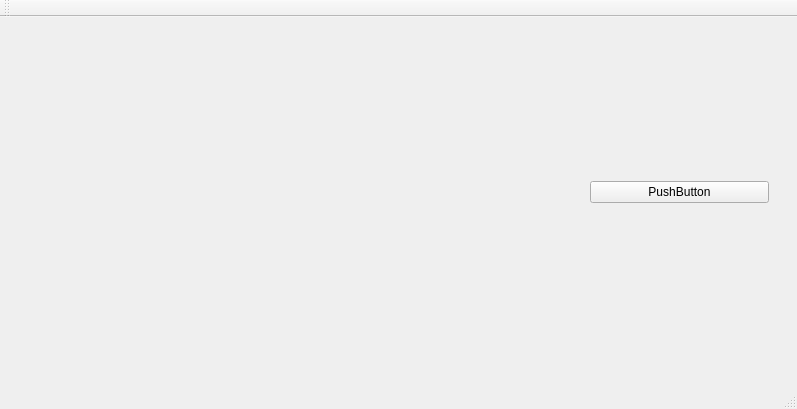
Before: the Qt Designer form parkinglot.ui in PJYGit/ParkingLot, drawn with Qt 5.
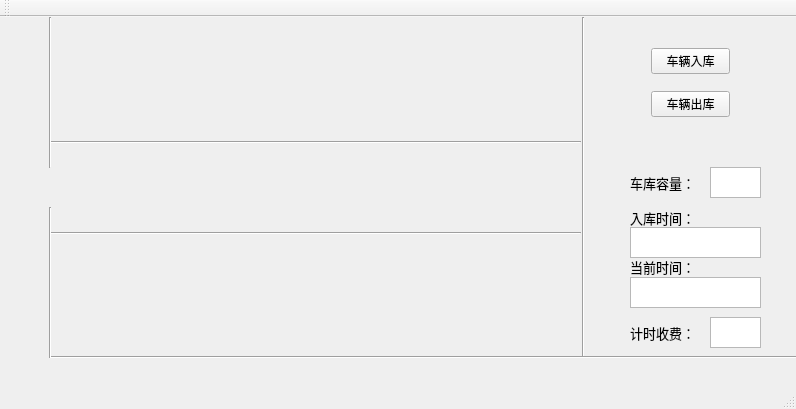
After: the same form once the commit is applied.

```diff
--- a/parkinglot.ui
+++ b/parkinglot.ui
@@ -6,7 +6,7 @@
    <rect>
     <x>0</x>
     <y>0</y>
-    <width>797</width>
+    <width>796</width>
     <height>409</height>
    </rect>
   </property>
@@ -17,9 +17,9 @@
    <widget class="QWidget" name="horizontalLayoutWidget">
     <property name="geometry">
      <rect>
-      <x>10</x>
+      <x>60</x>
       <y>10</y>
-      <width>551</width>
+      <width>501</width>
       <height>111</height>
      </rect>
     </property>
@@ -28,9 +28,9 @@
    <widget class="QWidget" name="horizontalLayoutWidget_2">
     <property name="geometry">
      <rect>
-      <x>10</x>
-      <y>230</y>
-      <width>551</width>
+      <x>60</x>
+      <y>220</y>
+      <width>501</width>
       <height>111</height>
      </rect>
     </property>
@@ -39,22 +39,258 @@
    <widget class="QWidget" name="verticalLayoutWidget">
     <property name="geometry">
      <rect>
-      <x>579</x>
+      <x>640</x>
       <y>10</y>
-      <width>201</width>
-      <height>331</height>
+      <width>101</width>
+      <height>111</height>
      </rect>
     </property>
     <layout class="QVBoxLayout" name="verticalLayout">
      <item>
-      <widget class="QPushButton" name="pushButton">
+      <spacer name="verticalSpacer_3">
+       <property name="orientation">
+        <enum>Qt::Vertical</enum>
+       </property>
+       <property name="sizeHint" stdset="0">
+        <size>
+         <width>20</width>
+         <height>40</height>
+        </size>
+       </property>
+      </spacer>
+     </item>
+     <item>
+      <widget class="QPushButton" name="CarIn">
        <property name="text">
-        <string>PushButton</string>
+        <string>车辆入库</string>
        </property>
       </widget>
      </item>
+     <item>
+      <spacer name="verticalSpacer">
+       <property name="orientation">
+        <enum>Qt::Vertical</enum>
+       </property>
+       <property name="sizeHint" stdset="0">
+        <size>
+         <width>20</width>
+         <height>40</height>
+        </size>
+       </property>
+      </spacer>
+     </item>
+     <item>
+      <widget class="QPushButton" name="CarOut">
+       <property name="text">
+        <string>车辆出库</string>
+       </property>
+      </widget>
+     </item>
+     <item>
+      <spacer name="verticalSpacer_2">
+       <property name="orientation">
+        <enum>Qt::Vertical</enum>
+       </property>
+       <property name="sizeHint" stdset="0">
+        <size>
+         <width>20</width>
+         <height>40</height>
+        </size>
+       </property>
+      </spacer>
+     </item>
     </layout>
    </widget>
+   <widget class="QTextBrowser" name="InTime">
+    <property name="geometry">
+     <rect>
+      <x>630</x>
+      <y>210</y>
+      <width>131</width>
+      <height>31</height>
+     </rect>
+    </property>
+   </widget>
+   <widget class="QLabel" name="label_2">
+    <property name="geometry">
+     <rect>
+      <x>630</x>
+      <y>190</y>
+      <width>81</width>
+      <height>21</height>
+     </rect>
+    </property>
+    <property name="font">
+     <font>
+      <pointsize>10</pointsize>
+     </font>
+    </property>
+    <property name="text">
+     <string>入库时间：</string>
+    </property>
+   </widget>
+   <widget class="QLabel" name="label_3">
+    <property name="geometry">
+     <rect>
+      <x>630</x>
+      <y>240</y>
+      <width>81</width>
+      <height>20</height>
+     </rect>
+    </property>
+    <property name="font">
+     <font>
+      <pointsize>10</pointsize>
+     </font>
+    </property>
+    <property name="text">
+     <string>当前时间：</string>
+    </property>
+   </widget>
+   <widget class="QTextBrowser" name="CurTime">
+    <property name="geometry">
+     <rect>
+      <x>630</x>
+      <y>260</y>
+      <width>131</width>
+      <height>31</height>
+     </rect>
+    </property>
+   </widget>
+   <widget class="Line" name="line">
+    <property name="geometry">
+     <rect>
+      <x>573</x>
+      <y>0</y>
+      <width>20</width>
+      <height>341</height>
+     </rect>
+    </property>
+    <property name="orientation">
+     <enum>Qt::Vertical</enum>
+    </property>
+   </widget>
+   <widget class="QTextBrowser" name="Fee">
+    <property name="geometry">
+     <rect>
+      <x>710</x>
+      <y>300</y>
+      <width>51</width>
+      <height>31</height>
+     </rect>
+    </property>
+   </widget>
+   <widget class="QTextBrowser" name="Capacity">
+    <property name="geometry">
+     <rect>
+      <x>710</x>
+      <y>150</y>
+      <width>51</width>
+      <height>31</height>
+     </rect>
+    </property>
+   </widget>
+   <widget class="QLabel" name="label_4">
+    <property name="geometry">
+     <rect>
+      <x>630</x>
+      <y>150</y>
+      <width>81</width>
+      <height>31</height>
+     </rect>
+    </property>
+    <property name="font">
+     <font>
+      <pointsize>10</pointsize>
+     </font>
+    </property>
+    <property name="text">
+     <string>车库容量：</string>
+    </property>
+   </widget>
+   <widget class="QLabel" name="label_5">
+    <property name="geometry">
+     <rect>
+      <x>630</x>
+      <y>300</y>
+      <width>81</width>
+      <height>31</height>
+     </rect>
+    </property>
+    <property name="font">
+     <font>
+      <pointsize>10</pointsize>
+     </font>
+    </property>
+    <property name="text">
+     <string>计时收费：</string>
+    </property>
+   </widget>
+   <widget class="Line" name="line_2">
+    <property name="geometry">
+     <rect>
+      <x>50</x>
+      <y>325</y>
+      <width>751</width>
+      <height>31</height>
+     </rect>
+    </property>
+    <property name="orientation">
+     <enum>Qt::Horizontal</enum>
+    </property>
+   </widget>
+   <widget class="Line" name="line_3">
+    <property name="geometry">
+     <rect>
+      <x>50</x>
+      <y>90</y>
+      <width>531</width>
+      <height>71</height>
+     </rect>
+    </property>
+    <property name="orientation">
+     <enum>Qt::Horizontal</enum>
+    </property>
+   </widget>
+   <widget class="Line" name="line_4">
+    <property name="geometry">
+     <rect>
+      <x>50</x>
+      <y>206</y>
+      <width>531</width>
+      <height>20</height>
+     </rect>
+    </property>
+    <property name="orientation">
+     <enum>Qt::Horizontal</enum>
+    </property>
+   </widget>
+   <widget class="Line" name="line_5">
+    <property name="geometry">
+     <rect>
+      <x>40</x>
+      <y>0</y>
+      <width>21</width>
+      <height>151</height>
+     </rect>
+    </property>
+    <property name="orientation">
+     <enum>Qt::Vertical</enum>
+    </property>
+   </widget>
+   <widget class="Line" name="line_6">
+    <property name="geometry">
+     <rect>
+      <x>10</x>
+      <y>190</y>
+      <width>81</width>
+      <height>151</height>
+     </rect>
+    </property>
+    <property name="orientation">
+     <enum>Qt::Vertical</enum>
+    </property>
+   </widget>
   </widget>
   <widget class="QMenuBar" name="menuBar">
    <property name="geometry">
```
Left out of the diff: 6 changed lines with no effect on the pictures.
